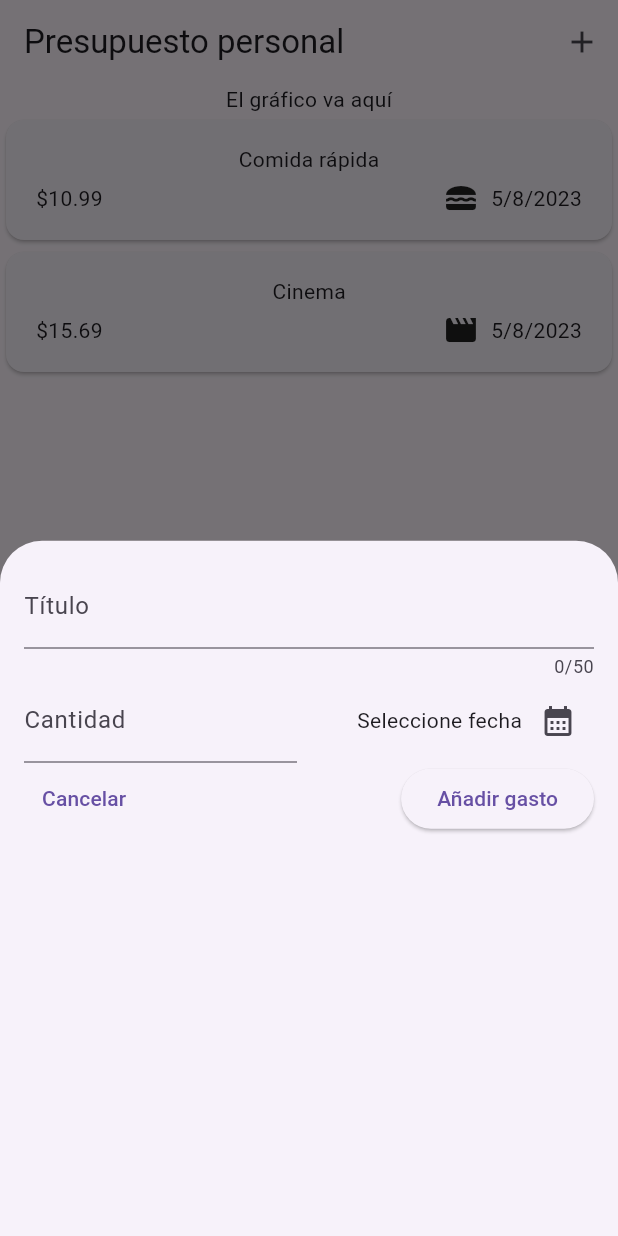
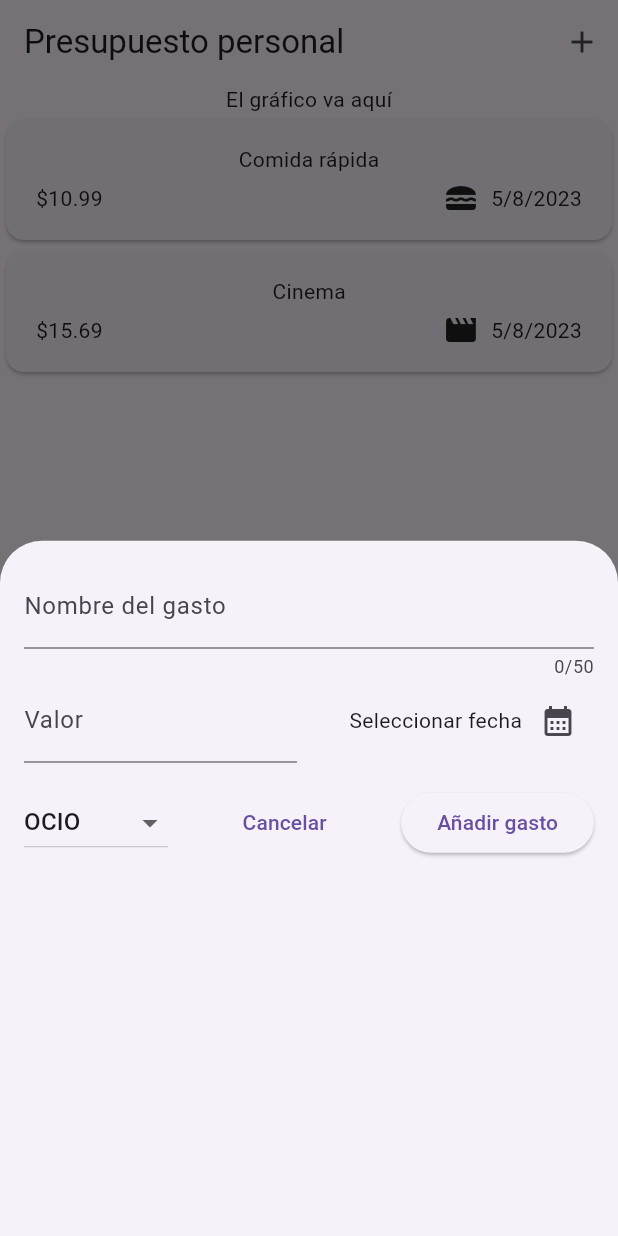
Before and after one commit to Ing-Eduardo-E/Flutter-Projects, a Flutter app: the screen it shows after launch, after a tap on the "add" icon, on a phone screen of 412 x 824 dp. Run offline on Flutter 3.47's test engine with Material 2 defaults, Android fonts, the phone set to English and light mode, and no system bars; our stand-ins replace google_fonts.

Commit message:
permite grabar un nuevo gasto a través del formulario modal, con validaciones

```diff
--- a/flutter_presupuesto_3/lib/models/expense.dart
+++ b/flutter_presupuesto_3/lib/models/expense.dart
@@ -5,13 +5,13 @@ import 'package:flutter/material.dart';
 final formatter = DateFormat.yMd();
 const uuid = Uuid();
 
-enum Category { food, travel, leisure, work }
+enum Category { comida, viaje, ocio, trabajo }
 
 const categoryIcons = {
-  Category.food: Icons.lunch_dining,
-  Category.travel: Icons.flight_takeoff,
-  Category.leisure: Icons.movie,
-  Category.work: Icons.work,
+  Category.comida: Icons.lunch_dining,
+  Category.viaje: Icons.flight_takeoff,
+  Category.ocio: Icons.movie,
+  Category.trabajo: Icons.work,
 };
 
 class Expense {
--- a/flutter_presupuesto_3/lib/widgets/expenses.dart
+++ b/flutter_presupuesto_3/lib/widgets/expenses.dart
@@ -16,19 +16,25 @@ class _ExpensesState extends State<Expenses> {
         title: 'Comida rápida',
         amount: 10.99,
         date: DateTime.now(),
-        category: Category.food),
+        category: Category.comida),
     Expense(
         title: 'Cinema',
         amount: 15.69,
         date: DateTime.now(),
-        category: Category.leisure),
+        category: Category.ocio),
   ];
 
   void _openAddExpenseOverlay() {
     showModalBottomSheet(
       context: context,
-      builder: (ctx) => const NewExpense(),
+      builder: (ctx) => NewExpense(onAddExpense: _addExpense),
     );
+  }
+
+  void _addExpense(Expense expense) {
+    setState(() {
+      _registeredExpenses.add(expense);
+    });
   }
 
   @override
--- a/flutter_presupuesto_3/lib/widgets/new_expense.dart
+++ b/flutter_presupuesto_3/lib/widgets/new_expense.dart
@@ -1,7 +1,10 @@
 import 'package:flutter/material.dart';
+import 'package:flutter_presupuesto_3/models/expense.dart';
 
 class NewExpense extends StatefulWidget {
-  const NewExpense({super.key});
+  const NewExpense({super.key, required this.onAddExpense});
+
+  final void Function(Expense expense) onAddExpense;
 
   @override
   State<NewExpense> createState() => _NewExpenseState();
@@ -10,15 +13,53 @@ class NewExpense extends StatefulWidget {
 class _NewExpenseState extends State<NewExpense> {
   final _titleController = TextEditingController();
   final _amountController = TextEditingController();
+  DateTime? _selectedDate;
+  Category _selectedCategory = Category.ocio;
 
-  void _presentDatePicker() {
+  void _presentDatePicker() async {
     final now = DateTime.now();
     final firstDate = DateTime(now.year, now.month - 1, now.day);
-    showDatePicker(
+    final pickedDate = await showDatePicker(
       context: context,
       initialDate: now,
       firstDate: firstDate,
       lastDate: now,
+    );
+    setState(() {
+      _selectedDate = pickedDate;
+    });
+  }
+
+  void _submitExpenseData() {
+    final enteredAmount = double.tryParse(_amountController.text);
+    final amountIsInvalid = enteredAmount == null || enteredAmount <= 0;
+    if (_titleController.text.trim().isEmpty ||
+        amountIsInvalid ||
+        _selectedDate == null) {
+      showDialog(
+        context: context,
+        builder: (ctx) => AlertDialog(
+          title: const Text('Error'),
+          content: const Text('Por favor, rellena todos los campos'),
+          actions: [
+            TextButton(
+              onPressed: () {
+                Navigator.of(ctx).pop();
+              },
+              child: const Text('Ok'),
+            ),
+          ],
+        ),
+      );
+      return;
+    }
+    widget.onAddExpense(
+      Expense(
+        title: _titleController.text,
+        amount: enteredAmount,
+        date: _selectedDate!,
+        category: _selectedCategory,
+      ),
     );
   }
 
@@ -39,7 +80,7 @@ class _NewExpenseState extends State<NewExpense> {
             controller: _titleController,
             maxLength: 50,
             decoration: const InputDecoration(
-              labelText: 'Título',
+              labelText: 'Nombre del gasto',
             ),
           ),
           Row(
@@ -50,7 +91,7 @@ class _NewExpenseState extends State<NewExpense> {
                   keyboardType: TextInputType.number,
                   decoration: const InputDecoration(
                     prefixText: '\$',
-                    labelText: 'Cantidad',
+                    labelText: 'Valor',
                   ),
                 ),
               ),
@@ -60,7 +101,9 @@ class _NewExpenseState extends State<NewExpense> {
                   mainAxisAlignment: MainAxisAlignment.end,
                   crossAxisAlignment: CrossAxisAlignment.center,
                   children: [
-                    const Text('Seleccione fecha'),
+                    Text(_selectedDate == null
+                        ? 'Seleccionar fecha'
+                        : formatter.format(_selectedDate!)),
                     IconButton(
                       onPressed: _presentDatePicker,
                       icon: const Icon(Icons.calendar_month),
@@ -70,8 +113,31 @@ class _NewExpenseState extends State<NewExpense> {
               ),
             ],
           ),
+          const SizedBox(height: 16),
           Row(
             children: [
+              DropdownButton(
+                value: _selectedCategory,
+                items: Category.values
+                    .map(
+                      (category) => DropdownMenuItem(
+                        value: category,
+                        child: Text(
+                          category.name.toUpperCase(),
+                        ),
+                      ),
+                    )
+                    .toList(),
+                onChanged: (value) {
+                  if (value == null) {
+                    return;
+                  }
+                  setState(() {
+                    _selectedCategory = value;
+                  });
+                },
+              ),
+              const Spacer(),
               TextButton(
                 onPressed: () {
                   Navigator.of(context).pop();
@@ -81,8 +147,7 @@ class _NewExpenseState extends State<NewExpense> {
               const Spacer(),
               ElevatedButton(
                 onPressed: () {
-                  print(_titleController.text);
-                  print(_amountController.text);
+                  _submitExpenseData();
                 },
                 child: const Text('Añadir gasto'),
               ),
```
